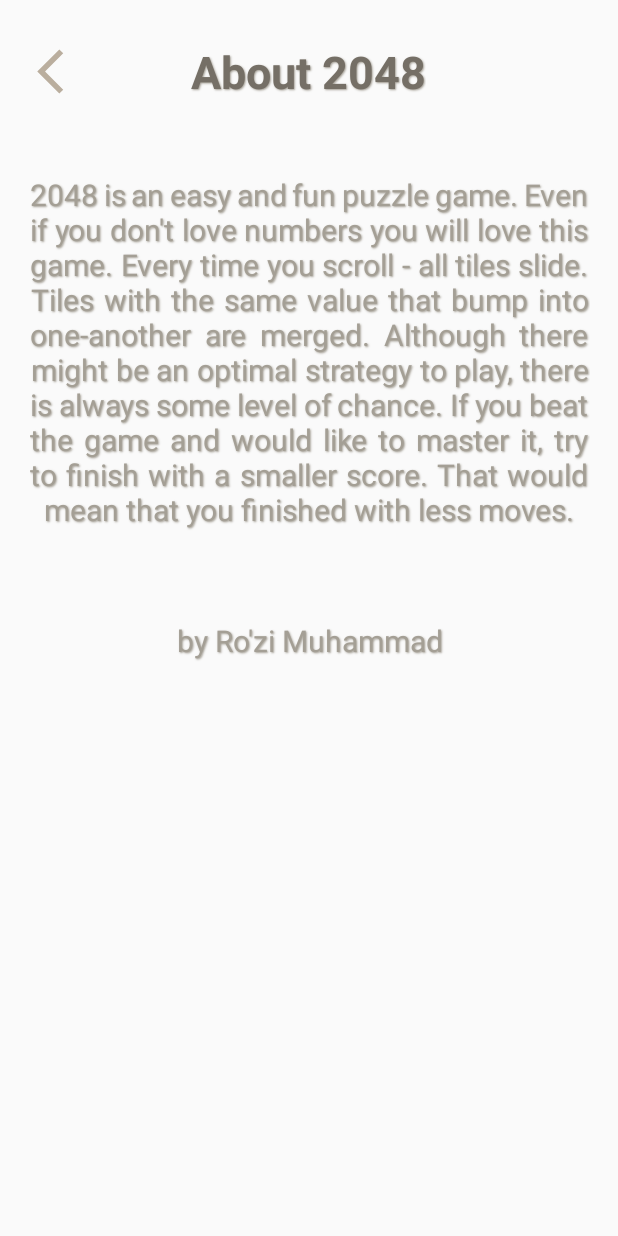
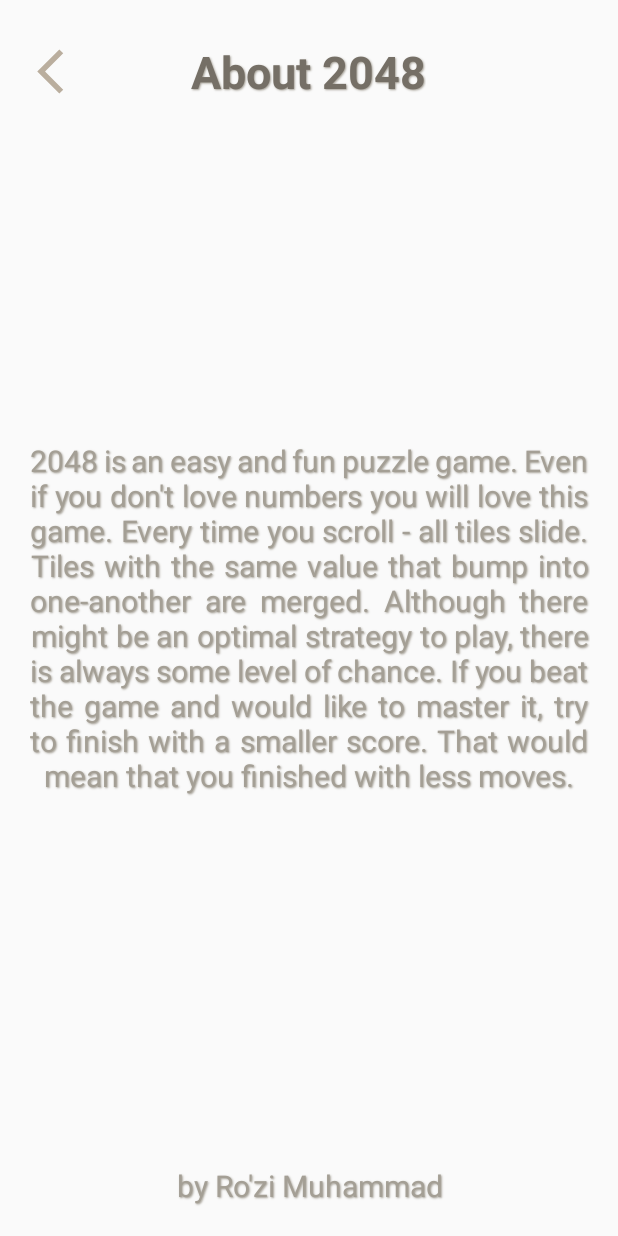
Before and after one commit to MuhammadXr/Game_2048_Observe, an Android app: the AboutActivity screen opened directly, with no data from a screen before it, on a phone screen of 412 x 824 dp. Run offline under Robolectric (Android 15) with nearby library versions, the phone set to English and light mode, and no system bars.

```diff
--- a/app/src/main/AndroidManifest.xml
+++ b/app/src/main/AndroidManifest.xml
@@ -21,6 +21,7 @@
         <activity
             android:name="uz.gita.game2048observeXR.MainActivity"
             android:exported="false"
+            android:screenOrientation="portrait"
             />
         <activity
             android:name="uz.gita.game2048observeXR.MenuActivity"
--- a/app/src/main/java/uz/gita/game2048observeXR/repository/Repository.kt
+++ b/app/src/main/java/uz/gita/game2048observeXR/repository/Repository.kt
@@ -136,6 +136,7 @@ class Repository private constructor(context: Context) {
             }
         }
         addElement()
+        addElement()
 
     }
 
@@ -170,6 +171,7 @@ class Repository private constructor(context: Context) {
             }
         }
         addElement()
+        addElement()
 
     }
 
@@ -202,6 +204,7 @@ class Repository private constructor(context: Context) {
 
             }
         }
+        addElement()
         addElement()
 
     }
@@ -239,6 +242,7 @@ class Repository private constructor(context: Context) {
                 list.add(amounts[j])
             }
         }
+        addElement()
         addElement()
 
     }
@@ -300,7 +304,6 @@ class Repository private constructor(context: Context) {
                 matrix[i][j] = 0
             }
         }
-        addElement()
         addElement()
         score = 0
         move = 0
--- a/app/src/main/res/drawable/timer_bg.xml
+++ b/app/src/main/res/drawable/timer_bg.xml
@@ -3,7 +3,7 @@
 
     <item>
         <shape>
-            <corners android:radius="20dp"/>
+            <corners android:radius="10dp"/>
             <solid android:color="#3A3934"/>
         </shape>
     </item>
--- a/app/src/main/res/layout-land/activity_main.xml
+++ b/app/src/main/res/layout-land/activity_main.xml
@@ -121,9 +121,9 @@
             android:id="@+id/timer"
             android:background="@drawable/timer_bg"
             android:layout_width="match_parent"
-            android:layout_height="wrap_content"
+            android:layout_height="40dp"
             android:layout_margin="4dp"
-
+            android:gravity="center"
             android:orientation="horizontal"
             >
 
--- a/app/src/main/res/layout/activity_about.xml
+++ b/app/src/main/res/layout/activity_about.xml
@@ -1,5 +1,5 @@
 <?xml version="1.0" encoding="utf-8"?>
-<ScrollView
+<FrameLayout
     android:orientation="vertical"
     xmlns:android="http://schemas.android.com/apk/res/android"
     xmlns:app="http://schemas.android.com/apk/res-auto"
@@ -7,10 +7,6 @@
     android:layout_width="match_parent"
     android:layout_height="match_parent"
     tools:context=".AboutActivity">
-<LinearLayout
-    android:layout_width="match_parent"
-    android:layout_height="wrap_content"
-    android:orientation="vertical">
 
     <FrameLayout
         android:layout_marginTop="20dp"
@@ -50,13 +46,13 @@
         android:shadowDx="1"
         android:shadowDy="1"
         android:shadowColor="#A49F95"
-        android:layout_marginTop="20dp"
         android:padding="20dp"
         android:justificationMode="inter_word"
         android:textSize="20sp"
+        android:layout_gravity="center"
         android:textAlignment="center"
         android:layout_width="match_parent"
-        android:layout_height="match_parent"
+        android:layout_height="wrap_content"
         android:text="2048 is an easy and fun puzzle game. Even if you don't love numbers you will love this game. Every time you scroll - all tiles slide. Tiles with the same value that bump into one-another are merged. Although there might be an optimal strategy to play, there is always some level of chance. If you beat the game and would like to master it, try to finish with a smaller score. That would mean that you finished with less moves."
         />
 
@@ -70,11 +66,11 @@
         android:padding="20dp"
         android:justificationMode="inter_word"
         android:textSize="20sp"
+        android:layout_gravity="bottom|center"
         android:textAlignment="center"
         android:layout_width="match_parent"
-        android:layout_height="match_parent"
+        android:layout_height="wrap_content"
         android:text="by Ro'zi Muhammad"
         />
 
-</LinearLayout>
-</ScrollView>
+</FrameLayout>
--- a/app/src/main/res/layout/activity_main.xml
+++ b/app/src/main/res/layout/activity_main.xml
@@ -203,6 +203,7 @@
         android:id="@+id/timer"
         android:background="@drawable/timer_bg"
         android:layout_width="match_parent"
+        android:layout_marginHorizontal="15dp"
         android:layout_height="50dp"
         android:orientation="horizontal"
         android:gravity="center"
--- a/app/src/main/res/layout/activity_menu.xml
+++ b/app/src/main/res/layout/activity_menu.xml
@@ -24,7 +24,7 @@
         android:gravity="center"
         android:padding="10dp"
         android:text="2048"
-        android:textColor="@color/moves_and_time_color"
+        android:textColor="#A19F97"
         android:textSize="100sp"
         android:textStyle="bold"
         app:layout_constraintVertical_bias="0.3"
```
Also changed, not shown: app/src/main/java/uz/gita/game2048observeXR/MainActivity.kt (+5 -2 lines).
